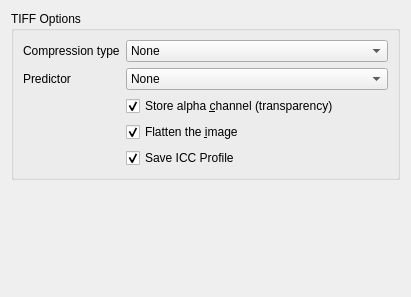
KDE/krita, file plugins/impex/tiff/kis_wdg_options_tiff.ui: the form before one commit.
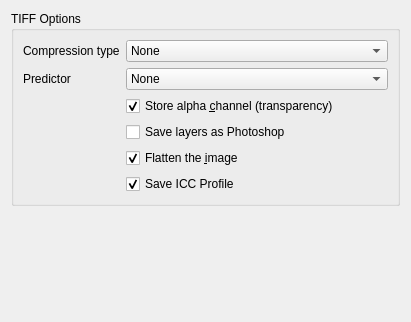
The form after the commit. Custom widgets are drawn as their Qt base class.

Commit message: TIFF: add support for writing Photoshop layers and metadata

```diff
--- a/plugins/impex/tiff/kis_wdg_options_tiff.ui
+++ b/plugins/impex/tiff/kis_wdg_options_tiff.ui
@@ -11,7 +11,7 @@
     <x>0</x>
     <y>0</y>
     <width>411</width>
-    <height>297</height>
+    <height>322</height>
    </rect>
   </property>
   <property name="sizePolicy">
@@ -23,7 +23,7 @@
   <property name="minimumSize">
    <size>
     <width>411</width>
-    <height>297</height>
+    <height>322</height>
    </size>
   </property>
   <property name="windowTitle">
@@ -140,6 +140,13 @@
        </widget>
       </item>
       <item row="3" column="1">
+       <widget class="QCheckBox" name="chkPhotoshop">
+        <property name="text">
+         <string>Save layers as Photoshop</string>
+        </property>
+       </widget>
+      </item>
+      <item row="4" column="1">
        <widget class="QCheckBox" name="flatten">
         <property name="toolTip">
          <string>This option will merge all layers. It is advisable to check this option, otherwise other applications might not be able to read your file correctly.</string>
@@ -152,7 +159,7 @@
         </property>
        </widget>
       </item>
-      <item row="4" column="1">
+      <item row="5" column="1">
        <widget class="QCheckBox" name="chkSaveProfile">
         <property name="text">
          <string>Save ICC Profile</string>
```
The commit also changes 23 other files.
